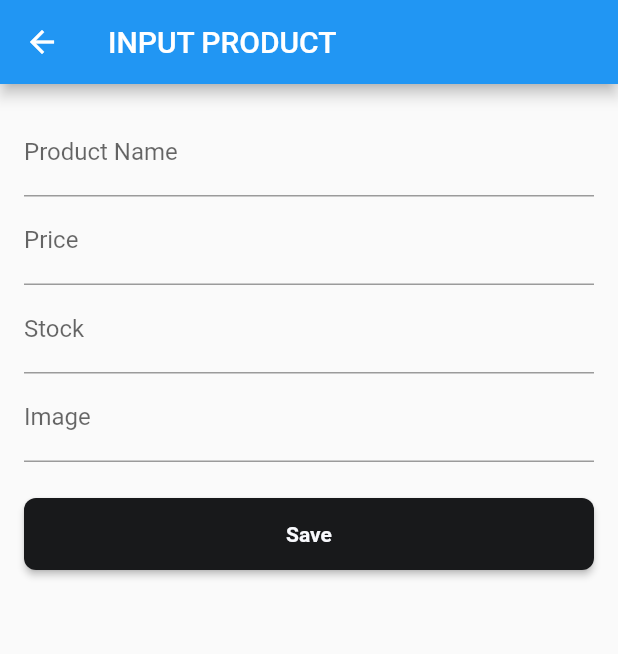
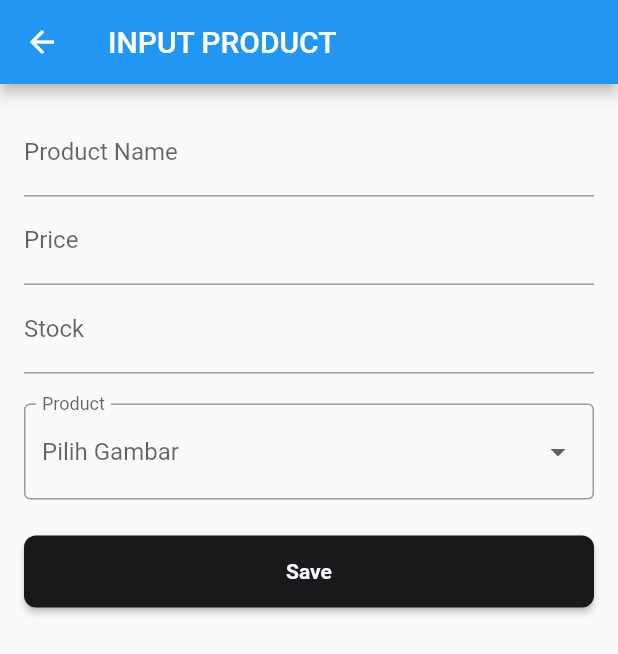
Before and after one commit to 210711042/Maju, a Flutter app: the InputProduct screen opened directly, after a tap on "Save", on a phone screen of 412 x 824 dp. Shown: the top 654 px of the screen. Run offline on Flutter 3.47's test engine with Material 2 defaults, Android fonts, the phone set to English and light mode, and no system bars; our stand-ins replace carousel_slider, flutter_slidable, flutter_svg, fluttertoast, sqflite; accounts and stored records are empty.

Commit message:
Create dan Update

```diff
--- a/lib/views/seller/inputForm.dart
+++ b/lib/views/seller/inputForm.dart
@@ -1,7 +1,11 @@
 import 'package:flutter/foundation.dart';
 import 'package:flutter/material.dart';
+import 'package:flutter/services.dart';
 import 'package:maju/core/widgets/maju_basic_button.dart';
+import 'package:maju/data/entity/products.dart';
 import 'package:maju/data/sql_helper.dart';
+import 'package:maju/views/product/products.dart';
+
 
 class InputProduct extends StatefulWidget {
   const InputProduct(
@@ -24,7 +28,19 @@ class _InputProductState extends State<InputProduct> {
   TextEditingController controllerProductName = TextEditingController();
   TextEditingController controllerStock = TextEditingController();
   TextEditingController controllerPrice = TextEditingController();
-  TextEditingController controllerImage = TextEditingController();
+
+  String? selectedImage, editImage;
+  String? originalProductName;
+  int? originalStock;
+  double? originalPrice;
+
+  List<String> assetImages = [
+    'assets/images/products/product_1.png',
+    'assets/images/products/product_2.png',
+    'assets/images/products/product_3.png',
+  ];
+
+
 
   @override
   Widget build(BuildContext context) {
@@ -32,7 +48,14 @@ class _InputProductState extends State<InputProduct> {
       controllerProductName.text = widget.productName!;
       controllerStock.text = widget.stock!.toString();
       controllerPrice.text = widget.price!.toStringAsFixed(2);
-      controllerImage.text = widget.image!;
+      selectedImage = widget.image;
+
+    }
+
+    void initState(){
+      originalProductName = controllerProductName.text;
+      originalStock = int.parse(controllerStock.text);
+      originalPrice =  double.parse(controllerPrice.text);
     }
     return Scaffold(
       appBar: AppBar(
@@ -43,24 +66,59 @@ class _InputProductState extends State<InputProduct> {
         children: <Widget>[
           TextField(
             controller: controllerProductName,
+
             decoration: const InputDecoration(
                 border: UnderlineInputBorder(), labelText: "Product Name"),
           ),
           TextField(
             controller: controllerPrice,
+            inputFormatters: [
+            FilteringTextInputFormatter.allow(RegExp(r'[0-9]')),
+            ],
             decoration: const InputDecoration(
-                border: UnderlineInputBorder(), labelText: "Price"),
+              border: UnderlineInputBorder(),
+              labelText: "Price",
+            ),
           ),
           TextField(
             controller: controllerStock,
+            inputFormatters: [
+              FilteringTextInputFormatter.allow(RegExp(r'[0-9]')),
+            ],
             decoration: const InputDecoration(
                 border: UnderlineInputBorder(), labelText: "Stock"),
           ),
-          // Untuk image boleh diganti apakah menggunakan upload image / bagaimana
-          TextField(
-            controller: controllerImage,
-            decoration: const InputDecoration(
-                border: UnderlineInputBorder(), labelText: "Image"),
+          SizedBox(
+            height: 20.0,
+          ),
+          DropdownButtonFormField<String>(
+            value: selectedImage,
+            onChanged: (value) {
+              setState(() {
+                selectedImage = value;
+                editImage = value;
+                print(selectedImage);
+                print(editImage);
+                controllerProductName.text = originalProductName!;
+                controllerStock.text = originalStock.toString();
+                controllerPrice.text = originalPrice!.toStringAsFixed(2);
+              });
+            },
+            items: assetImages.map((e) {
+              return DropdownMenuItem<String>(
+                value: e,
+                child: Image.asset(
+                  e,
+                  width: 80,
+                  height: 80,
+                ),
+              );
+            }).toList(),
+            decoration: InputDecoration(
+              labelText: 'Product',
+              border: OutlineInputBorder(),
+            ),
+            hint: Text('Pilih Gambar'),
           ),
           SizedBox(
             height: 24.0,
@@ -71,7 +129,8 @@ class _InputProductState extends State<InputProduct> {
               if (widget.id == null) {
                 await addProduct();
               } else {
-                // await editEmployee(widget.id!);
+                print(controllerProductName.value);
+                await editProduct(widget.id!);
               }
               Navigator.pop(context);
             },
@@ -86,6 +145,25 @@ class _InputProductState extends State<InputProduct> {
         controllerProductName.text,
         double.parse(controllerPrice.text),
         int.parse(controllerStock.text),
-        controllerImage.text);
+        selectedImage!);
+  }
+  Future<void> editProduct(int id) async {
+    if (controllerPrice != null && controllerPrice.text != null) {
+      if (editImage != null) {
+        await SQLHelper.editProduct(id,
+            controllerProductName.text,
+            double.parse(controllerPrice.text),
+            int.parse(controllerStock.text),
+            editImage!);
+      } else {
+       await SQLHelper.editProduct(id,
+            controllerProductName.text,
+            double.parse(controllerPrice.text),
+            int.parse(controllerStock.text),
+            widget.image!);
+      }
+    } else {
+      print('Data Kosong!');
+    }
   }
 }
```
Also changed, not shown: lib/data/sql_helper.dart (+9 -3 lines), lib/views/product/products.dart (+19 -14 lines).
